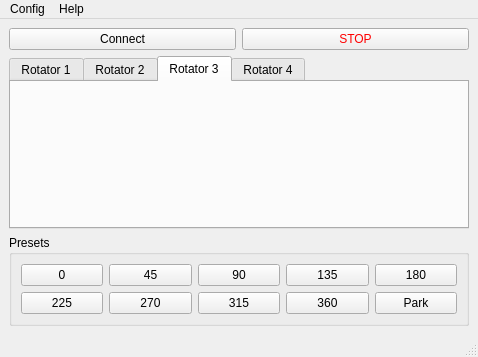
Before: the Qt Designer form mainwindow.ui in PianetaRadio/CatRotator, drawn with Qt 5.
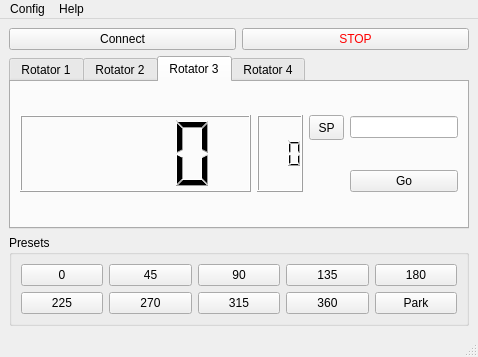
After: the same form once the commit is applied. The open tabs and pages were chosen to show the change.

Diff of the .ui file:
```diff
--- a/mainwindow.ui
+++ b/mainwindow.ui
@@ -243,6 +243,52 @@
        <attribute name="title">
         <string>Rotator 3</string>
        </attribute>
+       <layout class="QGridLayout" name="gridLayout_5" columnstretch="1,0,0,0">
+        <item row="0" column="0" rowspan="2">
+         <widget class="QLCDNumber" name="lcdNumber_posAz_3">
+          <property name="digitCount">
+           <number>4</number>
+          </property>
+         </widget>
+        </item>
+        <item row="0" column="1" rowspan="2">
+         <widget class="QLCDNumber" name="lcdNumber_posEl_3">
+          <property name="digitCount">
+           <number>3</number>
+          </property>
+         </widget>
+        </item>
+        <item row="0" column="2">
+         <widget class="QToolButton" name="toolButton_pathSL_3">
+          <property name="minimumSize">
+           <size>
+            <width>35</width>
+            <height>25</height>
+           </size>
+          </property>
+          <property name="text">
+           <string>SP</string>
+          </property>
+          <property name="checkable">
+           <bool>true</bool>
+          </property>
+         </widget>
+        </item>
+        <item row="0" column="3">
+         <widget class="QLineEdit" name="lineEdit_posAz_3">
+          <property name="toolTip">
+           <string>Az (El) angle or QRA loc</string>
+          </property>
+         </widget>
+        </item>
+        <item row="1" column="3">
+         <widget class="QPushButton" name="pushButton_go_3">
+          <property name="text">
+           <string>Go</string>
+          </property>
+         </widget>
+        </item>
+       </layout>
       </widget>
       <widget class="QWidget" name="tab_4">
        <attribute name="title">
```
Left out of the diff: 2 changed lines with no effect on the pictures.
